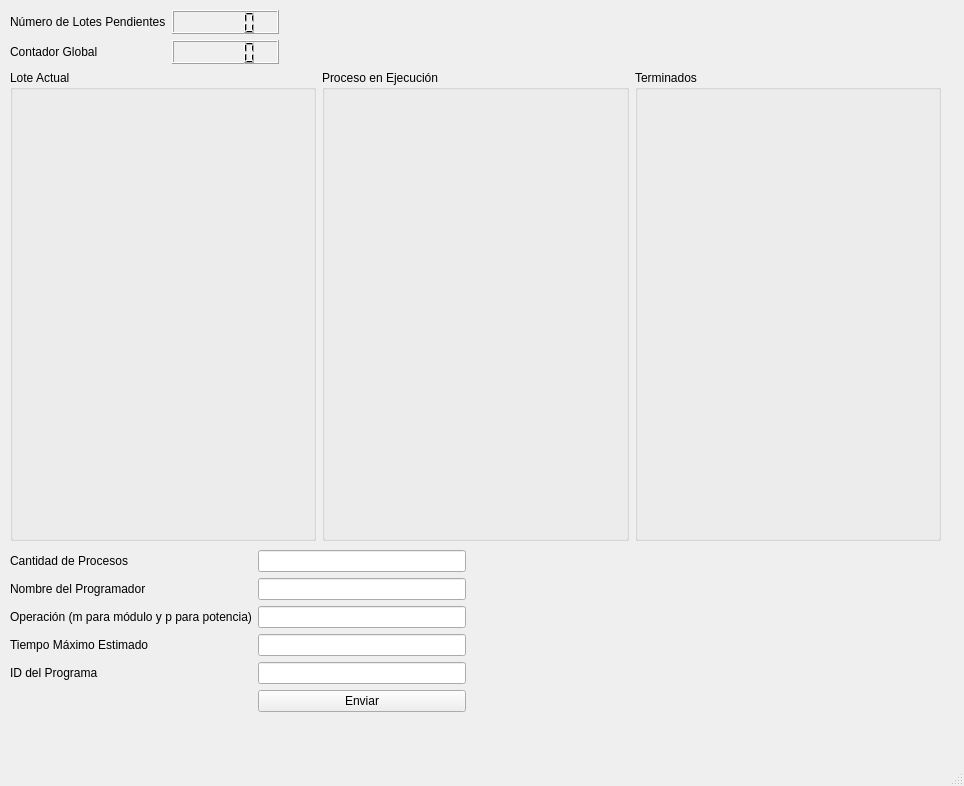
First picture: the form in ProcesamientoPorLotes/mainwindow.ui, repository EdPeReg/SimuladorArchivoPorLotes, before the edit.
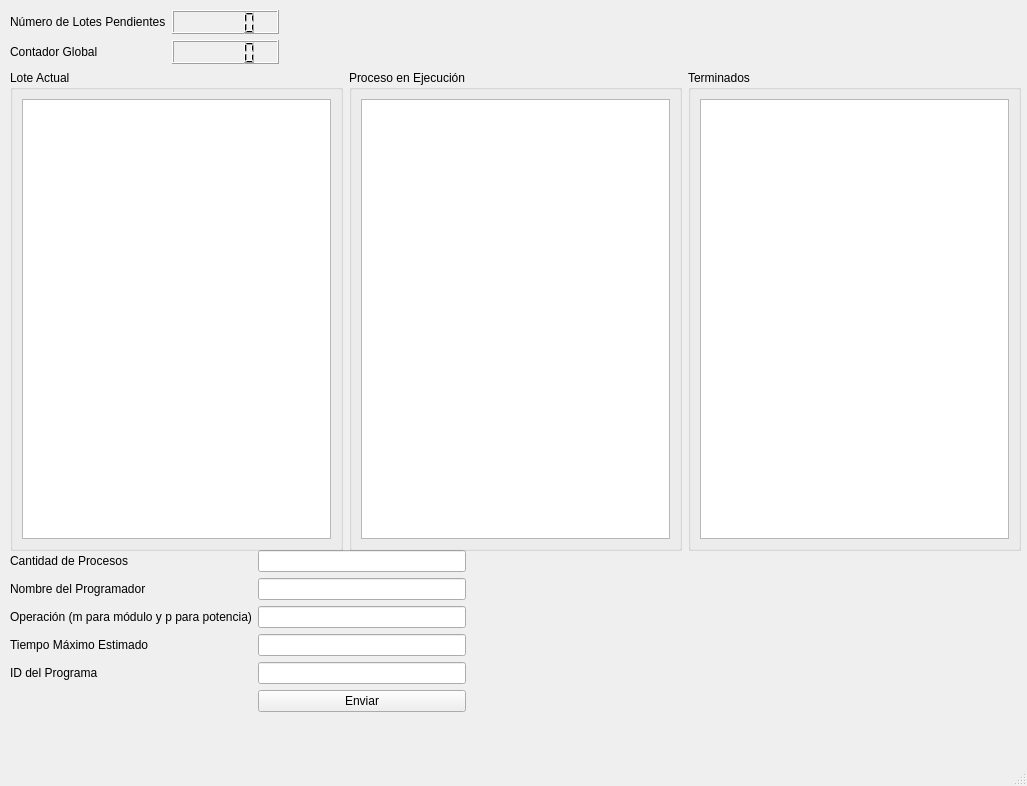
Second picture: the form after the edit.

Commit message: Tables added (not resizable)

What changed in the file:
```diff
--- a/ProcesamientoPorLotes/mainwindow.ui
+++ b/ProcesamientoPorLotes/mainwindow.ui
@@ -6,7 +6,7 @@
    <rect>
     <x>0</x>
     <y>0</y>
-    <width>964</width>
+    <width>1027</width>
     <height>786</height>
    </rect>
   </property>
@@ -14,40 +14,7 @@
    <string>MainWindow</string>
   </property>
   <widget class="QWidget" name="centralwidget">
-   <widget class="QWidget" name="">
-    <property name="geometry">
-     <rect>
-      <x>10</x>
-      <y>70</y>
-      <width>931</width>
-      <height>471</height>
-     </rect>
-    </property>
-    <layout class="QHBoxLayout" name="horizontalLayout_2">
-     <item>
-      <widget class="QGroupBox" name="gprBx_LoteActual">
-       <property name="title">
-        <string>Lote Actual</string>
-       </property>
-      </widget>
-     </item>
-     <item>
-      <widget class="QGroupBox" name="gprBx_ProcEjec">
-       <property name="title">
-        <string>Proceso en Ejecución</string>
-       </property>
-      </widget>
-     </item>
-     <item>
-      <widget class="QGroupBox" name="gprBx_Terminados">
-       <property name="title">
-        <string>Terminados</string>
-       </property>
-      </widget>
-     </item>
-    </layout>
-   </widget>
-   <widget class="QWidget" name="">
+   <widget class="QWidget" name="layoutWidget">
     <property name="geometry">
      <rect>
       <x>10</x>
@@ -79,7 +46,7 @@
      </item>
     </layout>
    </widget>
-   <widget class="QWidget" name="">
+   <widget class="QWidget" name="layoutWidget">
     <property name="geometry">
      <rect>
       <x>10</x>
@@ -148,6 +115,54 @@
      </item>
     </layout>
    </widget>
+   <widget class="QWidget" name="layoutWidget">
+    <property name="geometry">
+     <rect>
+      <x>10</x>
+      <y>70</y>
+      <width>1011</width>
+      <height>481</height>
+     </rect>
+    </property>
+    <layout class="QHBoxLayout" name="horizontalLayout_2">
+     <item>
+      <widget class="QGroupBox" name="gprBx_LoteActual">
+       <property name="title">
+        <string>Lote Actual</string>
+       </property>
+       <layout class="QGridLayout" name="gridLayout">
+        <item row="0" column="0">
+         <widget class="QTableWidget" name="tableWidget"/>
+        </item>
+       </layout>
+      </widget>
+     </item>
+     <item>
+      <widget class="QGroupBox" name="gprBx_ProcEjec">
+       <property name="title">
+        <string>Proceso en Ejecución</string>
+       </property>
+       <layout class="QGridLayout" name="gridLayout_3">
+        <item row="0" column="0">
+         <widget class="QTableWidget" name="tableWidget_2"/>
+        </item>
+       </layout>
+      </widget>
+     </item>
+     <item>
+      <widget class="QGroupBox" name="gprBx_Terminados">
+       <property name="title">
+        <string>Terminados</string>
+       </property>
+       <layout class="QGridLayout" name="gridLayout_4">
+        <item row="0" column="0">
+         <widget class="QTableWidget" name="tableWidget_3"/>
+        </item>
+       </layout>
+      </widget>
+     </item>
+    </layout>
+   </widget>
   </widget>
   <widget class="QMenuBar" name="menubar">
    <property name="geometry">
```
Left out of the diff: 2 changed lines with no effect on the pictures. The commit also changes 1 other file.
